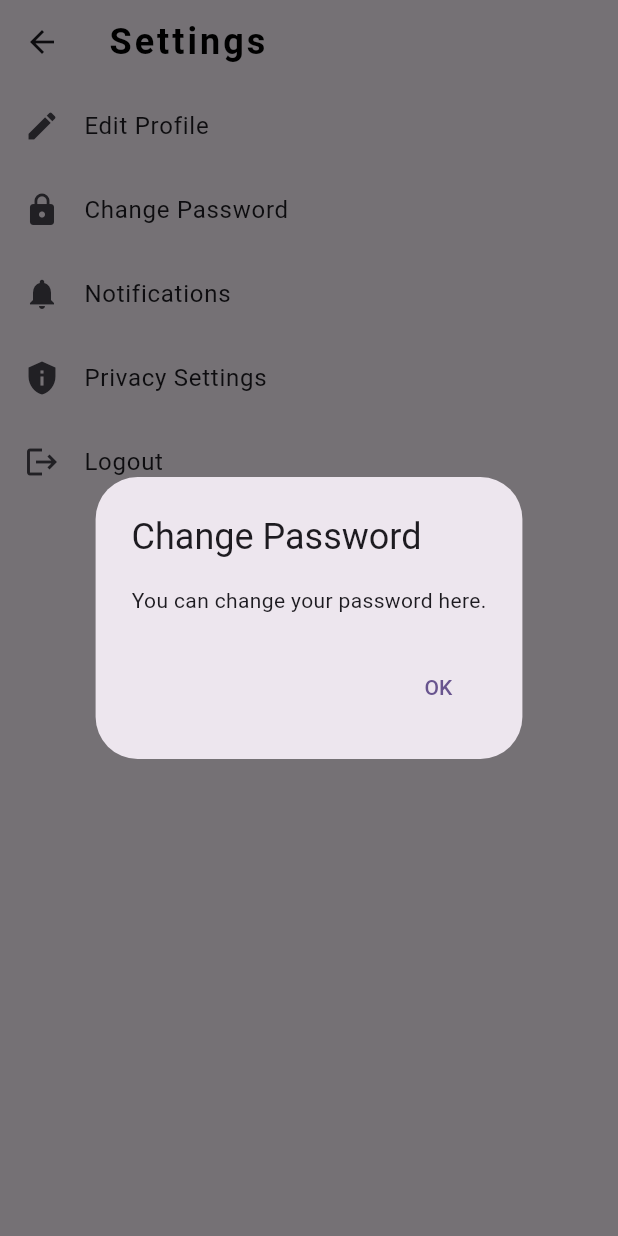
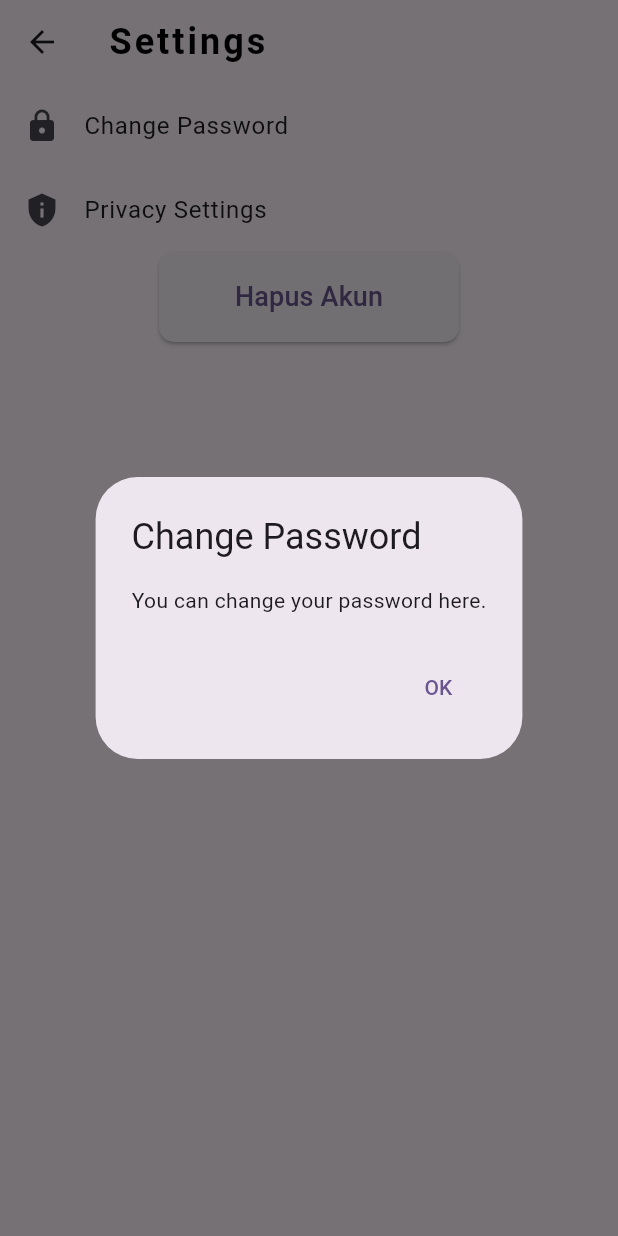
Before and after one commit to ZikuriAri/animestation_uasmopro, a Flutter app: the Setting screen opened directly, after a tap on "Change Password", on a phone screen of 412 x 824 dp. Run offline on Flutter 3.47's test engine with Material 3 defaults, Android fonts, the phone set to English and light mode, and no system bars; our stand-ins replace bottom_navy_bar, supabase_flutter, video_player; accounts and stored records are empty.

Commit message:
Update setting.dart

```diff
--- a/lib/Screen/setting.dart
+++ b/lib/Screen/setting.dart
@@ -21,31 +21,6 @@ class Setting extends StatelessWidget {
       body: ListView(
         children: [
           // Profile section
-          ListTile(
-            title: const Text("Edit Profile"),
-            leading: const Icon(Icons.edit),
-            onTap: () {
-              // Aksi saat item ini dipilih
-              showDialog(
-                context: context,
-                builder: (BuildContext context) {
-                  return AlertDialog(
-                    title: const Text("Edit Profile"),
-                    content: const Text("You can edit your profile here."),
-                    actions: <Widget>[
-                      TextButton(
-                        onPressed: () {
-                          Navigator.pop(context);
-                        },
-                        child: const Text("OK"),
-                      ),
-                    ],
-                  );
-                },
-              );
-            },
-          ),
-
           // Change Password section
           ListTile(
             title: const Text("Change Password"),
@@ -58,32 +33,6 @@ class Setting extends StatelessWidget {
                   return AlertDialog(
                     title: const Text("Change Password"),
                     content: const Text("You can change your password here."),
-                    actions: <Widget>[
-                      TextButton(
-                        onPressed: () {
-                          Navigator.pop(context);
-                        },
-                        child: const Text("OK"),
-                      ),
-                    ],
-                  );
-                },
-              );
-            },
-          ),
-
-          // Notifications section
-          ListTile(
-            title: const Text("Notifications"),
-            leading: const Icon(Icons.notifications),
-            onTap: () {
-              // Aksi saat item ini dipilih
-              showDialog(
-                context: context,
-                builder: (BuildContext context) {
-                  return AlertDialog(
-                    title: const Text("Notifications Settings"),
-                    content: const Text("You can adjust your notification preferences here."),
                     actions: <Widget>[
                       TextButton(
                         onPressed: () {
@@ -124,37 +73,46 @@ class Setting extends StatelessWidget {
             },
           ),
 
-          // Logout section
-          ListTile(
-            title: const Text("Logout"),
-            leading: const Icon(Icons.logout),
-            onTap: () {
-              // Aksi saat item ini dipilih
+          // Hapus Akun section
+          Center(
+            child: ElevatedButton(
+              style: ElevatedButton.styleFrom(
+                minimumSize: const Size(200, 60), // Ukuran besar tombol
+                shape: RoundedRectangleBorder(
+                  borderRadius: BorderRadius.circular(10), // Sudut tombol yang melengkung
+                ),
+              ),
+              onPressed: () {
                 showDialog(
                   context: context,
                   builder: (BuildContext context) {
                     return AlertDialog(
-                    title: const Text("Logout"),
-                    content: const Text("Are you sure you want to log out?"),
+                      title: const Text("Hapus Akun"),
+                      content: const Text("Apakah Anda yakin ingin menghapus akun?"),
                       actions: <Widget>[
                         TextButton(
                           onPressed: () {
-                          Navigator.pop(context); // Keluar dari dialog
+                            Navigator.pop(context); // Menutup dialog
                           },
-                        child: const Text("Cancel"),
+                          child: const Text("Batal"),
                         ),
                         TextButton(
                           onPressed: () {
-                          // Aksi logout
+                            // Aksi hapus akun
                             Navigator.pop(context);
                           },
-                        child: const Text("Logout"),
+                          child: const Text("Hapus Akun"),
                         ),
                       ],
                     );
                   },
                 );
               },
+              child: const Text(
+                "Hapus Akun",
+                style: TextStyle(fontSize: 18), // Ukuran teks pada tombol
+              ),
+            ),
           ),
         ],
       ),
```
Lines whose indentation alone changed are shown as unchanged.
